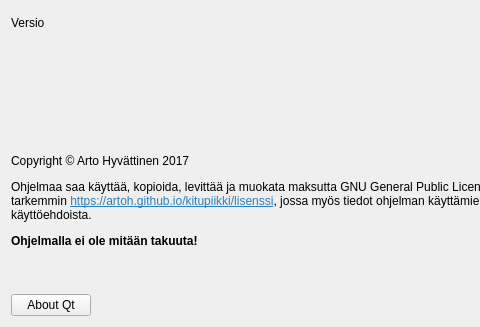
Qt form kitupiikki/aloitussivu/aboutdialog.ui (artoh/kitupiikki) before a commit; both pictures show x 0 to 480 and y 253 to 580 of the 704 by 580 pixel window.
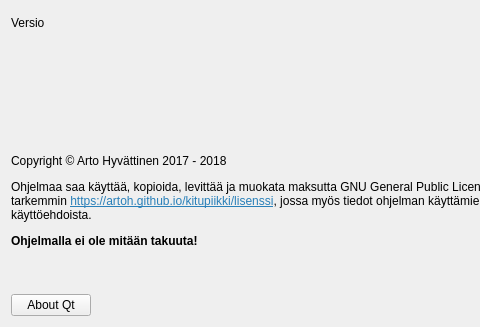
The same form after that commit. Icons and pictures are not drawn.

The edit to the form file:
```diff
--- a/kitupiikki/aloitussivu/aboutdialog.ui
+++ b/kitupiikki/aloitussivu/aboutdialog.ui
@@ -43,7 +43,7 @@
    <item>
     <widget class="QLabel" name="label_2">
      <property name="text">
-      <string>&lt;html&gt;&lt;head/&gt;&lt;body&gt;&lt;p&gt;Copyright © Arto Hyvättinen 2017&lt;/p&gt;&lt;p&gt;Ohjelmaa saa käyttää, kopioida, levittää ja muokata maksutta GNU General Public License 3:n ehtojen mukaisesti, katso tarkemmin &lt;a href=&quot;https://artoh.github.io/kitupiikki/lisenssi&quot;&gt;&lt;span style=&quot; text-decoration: underline; color:#2980b9;&quot;&gt;https://artoh.github.io/kitupiikki/lisenssi&lt;/span&gt;&lt;/a&gt;, jossa myös tiedot ohjelman käyttämien avoimen lähdekoodin komponenttien käyttöehdoista. &lt;/p&gt;&lt;p&gt;&lt;span style=&quot; font-weight:600;&quot;&gt;Ohjelmalla ei ole mitään takuuta!&lt;/span&gt;&lt;/p&gt;&lt;/body&gt;&lt;/html&gt;</string>
+      <string>&lt;html&gt;&lt;head/&gt;&lt;body&gt;&lt;p&gt;Copyright © Arto Hyvättinen 2017 - 2018&lt;/p&gt;&lt;p&gt;Ohjelmaa saa käyttää, kopioida, levittää ja muokata maksutta GNU General Public License 3:n ehtojen mukaisesti, katso tarkemmin &lt;a href=&quot;https://artoh.github.io/kitupiikki/lisenssi&quot;&gt;&lt;span style=&quot; text-decoration: underline; color:#2980b9;&quot;&gt;https://artoh.github.io/kitupiikki/lisenssi&lt;/span&gt;&lt;/a&gt;, jossa myös tiedot ohjelman käyttämien avoimen lähdekoodin komponenttien käyttöehdoista. &lt;/p&gt;&lt;p&gt;&lt;span style=&quot; font-weight:600;&quot;&gt;Ohjelmalla ei ole mitään takuuta!&lt;/span&gt;&lt;/p&gt;&lt;/body&gt;&lt;/html&gt;</string>
      </property>
      <property name="wordWrap">
       <bool>true</bool>
```
